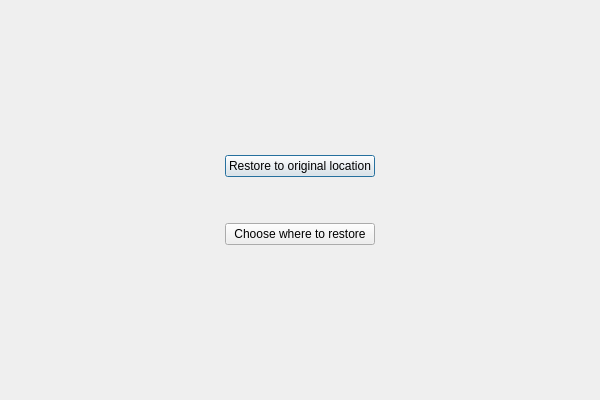
Above: filedigger/restoredialog.ui from KDE/kup before the change. Below: the same form after it.
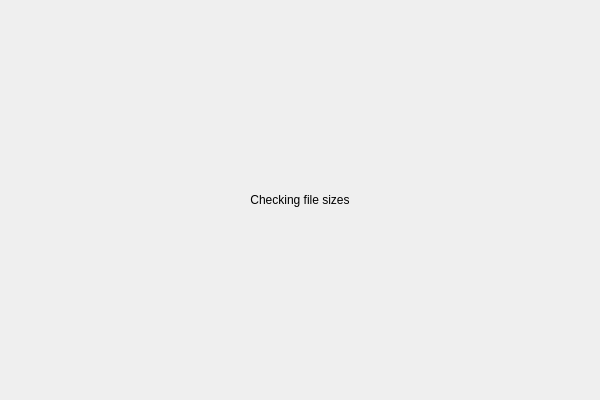
That is the form after the change. The open tabs and pages were chosen to show the change. Icons and pictures are not drawn.

Commit message:
Add progress monitoring to source scan during restore
This can actually take some time for bigger repos, so better to show
what is going on.
Also add labels to tell user what operation is ongoing, both for this new
one and the file copying.

The edit to the form file:
```diff
--- a/filedigger/restoredialog.ui
+++ b/filedigger/restoredialog.ui
@@ -485,6 +485,46 @@
        </item>
       </layout>
      </widget>
+     <widget class="QWidget" name="mSourceScanProgressPage">
+      <layout class="QVBoxLayout" name="mSourceScanLayout">
+       <item>
+        <spacer name="verticalSpacer_9">
+         <property name="orientation">
+          <enum>Qt::Vertical</enum>
+         </property>
+         <property name="sizeHint" stdset="0">
+          <size>
+           <width>20</width>
+           <height>176</height>
+          </size>
+         </property>
+        </spacer>
+       </item>
+       <item>
+        <widget class="QLabel" name="label_3">
+         <property name="text">
+          <string comment="Title above progress bar">Checking file sizes</string>
+         </property>
+         <property name="alignment">
+          <set>Qt::AlignCenter</set>
+         </property>
+        </widget>
+       </item>
+       <item>
+        <spacer name="verticalSpacer_10">
+         <property name="orientation">
+          <enum>Qt::Vertical</enum>
+         </property>
+         <property name="sizeHint" stdset="0">
+          <size>
+           <width>20</width>
+           <height>176</height>
+          </size>
+         </property>
+        </spacer>
+       </item>
+      </layout>
+     </widget>
     </widget>
    </item>
   </layout>
```
Left out of the diff: 28 changed lines with no effect on the pictures. The commit also changes 1 other file.
